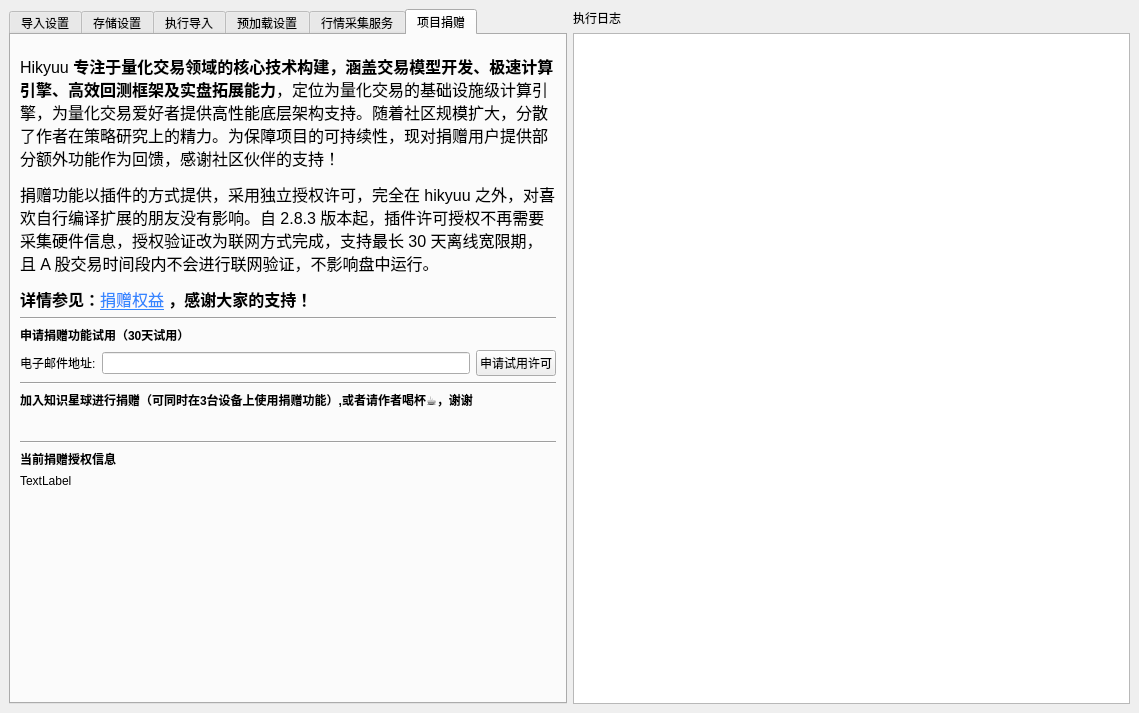
First picture: the form in hikyuu/gui/data/MainWindow.ui, repository fasiondog/hikyuu, before the edit.
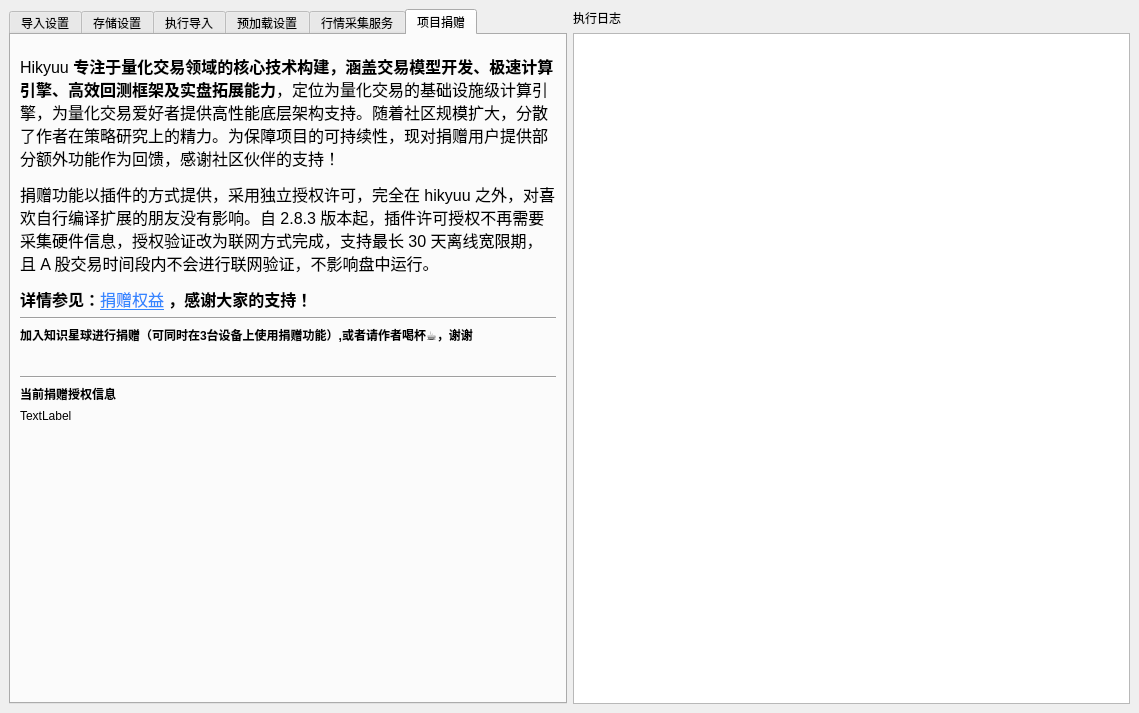
Second picture: the form after the edit. The open tabs and pages were chosen to show the change. Icons and pictures are not drawn.

Commit message: Remove trial-application section from the donation tab UI

```diff
--- a/hikyuu/gui/data/MainWindow.ui
+++ b/hikyuu/gui/data/MainWindow.ui
@@ -1978,50 +1978,6 @@
           </property>
          </widget>
         </item>
-        <item>
-         <layout class="QVBoxLayout" name="verticalLayout_15">
-          <item>
-           <widget class="QLabel" name="label_47">
-            <property name="font">
-             <font>
-              <bold>true</bold>
-             </font>
-            </property>
-            <property name="text">
-             <string>申请捐赠功能试用（30天试用）</string>
-            </property>
-           </widget>
-          </item>
-          <item>
-           <layout class="QHBoxLayout" name="horizontalLayout_20">
-            <item>
-             <widget class="QLabel" name="label_45">
-              <property name="text">
-               <string>电子邮件地址:</string>
-              </property>
-             </widget>
-            </item>
-            <item>
-             <widget class="QLineEdit" name="email_lineEdit"/>
-            </item>
-            <item>
-             <widget class="QPushButton" name="fetch_trial_pushButton">
-              <property name="text">
-               <string>申请试用许可</string>
-              </property>
-             </widget>
-            </item>
-           </layout>
-          </item>
-         </layout>
-        </item>
-        <item>
-         <widget class="Line" name="line_3">
-          <property name="orientation">
-           <enum>Qt::Horizontal</enum>
-          </property>
-         </widget>
-        </item>
         <item>
          <layout class="QVBoxLayout" name="verticalLayout_16">
           <item>
```
The commit also changes 3 other files.
